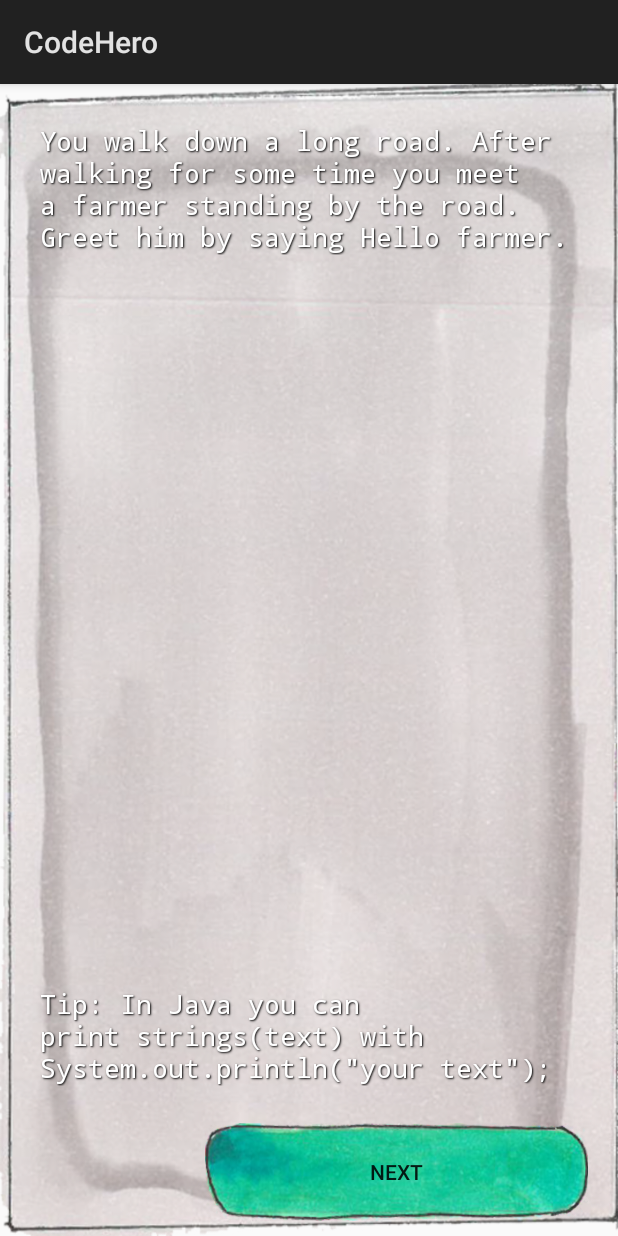
After one commit to MarshmallowGames/CodeHero, an Android app: the layout activity_the_road_quest1.xml on its own in the app's theme, with its tools: preview values and no code run, on a phone screen of 412 x 824 dp. The commit adds this screen. Run offline under Robolectric (Android 15) with nearby library versions, the phone set to English and light mode, and no system bars.

Commit message:
The road quest 1 activity added

```diff
--- /dev/null
+++ b/app/src/main/java/com/example/zeltr/codehero/TheRoadQuest1.java
@@ -0,0 +1,15 @@
+package com.example.zeltr.codehero;
+
+import android.os.Bundle;
+import android.support.v7.app.AppCompatActivity;
+import android.widget.TextView;
+
+public class TheRoadQuest1 extends AppCompatActivity {
+
+    @Override
+    protected void onCreate(Bundle savedInstanceState) {
+        super.onCreate(savedInstanceState);
+        setContentView(R.layout.activity_the_road_quest1);
+    }
+
+}
--- /dev/null
+++ b/app/src/main/res/layout/activity_the_road_quest1.xml
@@ -0,0 +1,56 @@
+<?xml version="1.0" encoding="utf-8"?>
+<RelativeLayout xmlns:android="http://schemas.android.com/apk/res/android"
+    xmlns:app="http://schemas.android.com/apk/res-auto"
+    xmlns:tools="http://schemas.android.com/tools"
+    android:layout_width="match_parent"
+    android:layout_height="match_parent"
+
+    tools:context="com.example.zeltr.codehero.TheRoadQuest1">
+
+    <ImageView
+        android:background="@drawable/background"
+        android:layout_width="match_parent"
+        android:layout_height="match_parent"
+        android:layout_centerInParent="true"
+        android:scaleType="centerCrop"
+    />
+
+    <TextView
+        android:id="@+id/theRoadQuest1Desc"
+        style="@style/QuestDesc"
+        android:layout_width="wrap_content"
+        android:layout_height="wrap_content"
+        android:layout_alignParentTop="true"
+        android:layout_alignParentStart="true"
+        android:layout_alignParentEnd="true"
+        android:layout_marginTop="25dp"
+        android:paddingLeft="40px"
+        android:paddingRight="40px"
+        app:layout_constraintTop_toTopOf="@+id/backgroundPicture"
+        android:text="@string/theRoadQuest1desc" />
+
+    <TextView
+        android:id="@+id/theRoadQuest1Tip1"
+        style="@style/QuestDesc"
+        android:layout_width="wrap_content"
+        android:layout_height="wrap_content"
+        android:layout_marginBottom="100dp"
+        android:paddingLeft="40px"
+        android:paddingRight="40px"
+        app:layout_constraintTop_toTopOf="@+id/backgroundPicture"
+        android:text="@string/theRoadQuest1tip1"
+        android:layout_alignParentBottom="true"
+        />
+
+    <Button
+        android:id="@+id/questNextBtn"
+        android:layout_width="255dp"
+        android:layout_height="65dp"
+        android:background="@drawable/button"
+        android:layout_alignParentRight="true"
+        android:layout_marginRight="20dp"
+        android:layout_marginBottom="10dp"
+        android:text="Next"
+        android:layout_alignParentBottom="true"
+        app:layout_constraintTop_toTopOf="@+id/backgroundPicture" />
+</RelativeLayout>
--- a/app/src/main/res/values/styles.xml
+++ b/app/src/main/res/values/styles.xml
@@ -3,6 +3,14 @@
     <!-- Base application theme. -->
     <style name="AppTheme" parent="android:Theme.Material.Light.DarkActionBar">
         <!-- Customize your theme here. -->
+
     </style>
-
+    <style name="QuestDesc" parent="@android:style/TextAppearance.Medium">
+        <item name="android:textColor">#FFFFFF</item>
+        <item name="android:shadowColor">#000000</item>
+        <item name="android:shadowDx">1</item>
+        <item name="android:shadowDy">1</item>
+        <item name="android:shadowRadius">1</item>
+        <item name="android:typeface">monospace</item>
+    </style>
 </resources>
--- /dev/null
+++ b/app/src/main/res/values/the_road_quest1.xml
@@ -0,0 +1,7 @@
+<resources>
+    <string name="theRoadQuest1desc">You walk down a long road.
+        After walking for some time you meet a farmer standing by the road.
+        Greet him by saying "Hello farmer".
+    </string>
+    <string name="theRoadQuest1tip1">Tip: In Java you can print strings(text) with System.out.println(\"your text\");</string>
+</resources>
```
